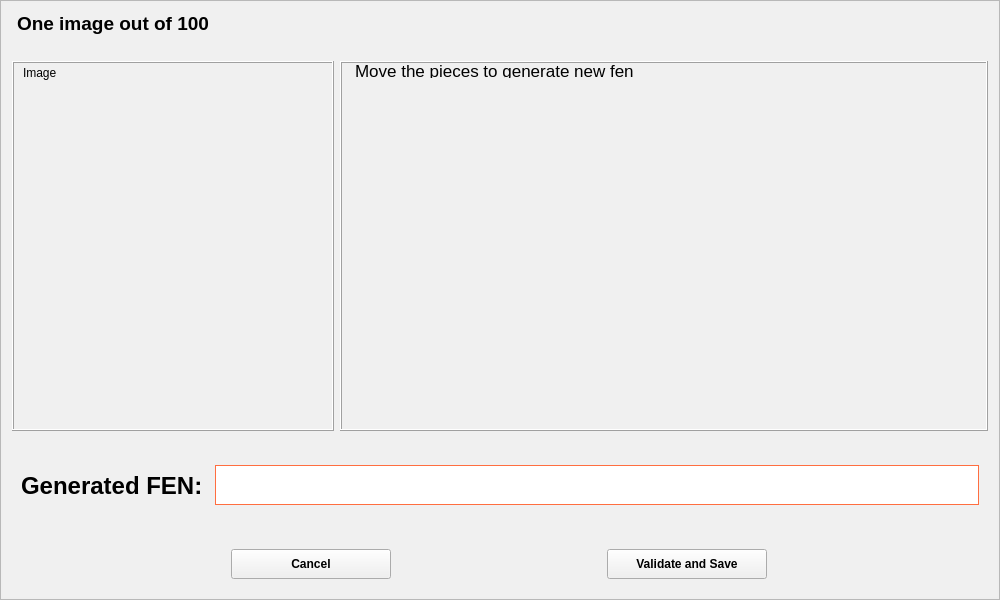
Before: the Qt Designer form ui_files/validation_window.ui in xmoure/validation-app, drawn with Qt 5.
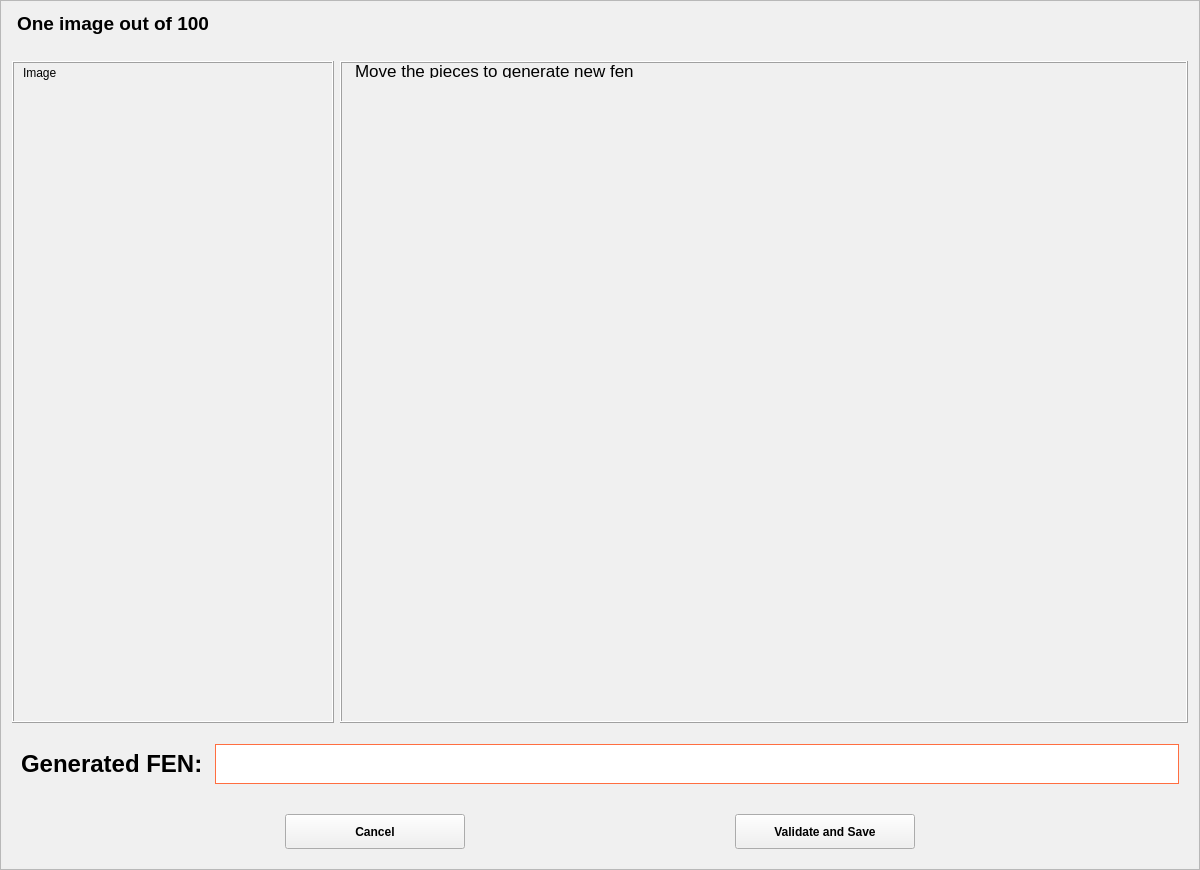
After: the same form once the commit is applied. Icons and pictures are not drawn.

Diff of the .ui file:
```diff
--- a/ui_files/validation_window.ui
+++ b/ui_files/validation_window.ui
@@ -6,10 +6,15 @@
    <rect>
     <x>0</x>
     <y>0</y>
-    <width>1000</width>
-    <height>600</height>
+    <width>1200</width>
+    <height>870</height>
    </rect>
   </property>
+  <property name="font">
+   <font>
+    <family>Arial</family>
+   </font>
+  </property>
   <property name="windowTitle">
    <string>Form</string>
   </property>
@@ -31,6 +36,11 @@
    </property>
    <item>
     <widget class="QFrame" name="central_widget_frame">
+     <property name="font">
+      <font>
+       <family>Arial</family>
+      </font>
+     </property>
      <property name="frameShape">
       <enum>QFrame::StyledPanel</enum>
      </property>
@@ -55,6 +65,11 @@
       </property>
       <item>
        <widget class="QFrame" name="background_frame">
+        <property name="font">
+         <font>
+          <family>Arial</family>
+         </font>
+        </property>
         <property name="styleSheet">
          <string notr="true">background-color: #f0f0f0;</string>
         </property>
@@ -82,6 +97,11 @@
          </property>
          <item>
           <widget class="QFrame" name="content_frame">
+           <property name="font">
+            <font>
+             <family>Arial</family>
+            </font>
+           </property>
            <property name="frameShape">
             <enum>QFrame::NoFrame</enum>
            </property>
@@ -115,6 +135,11 @@
                 <height>370</height>
                </size>
               </property>
+              <property name="font">
+               <font>
+                <family>Arial</family>
+               </font>
+              </property>
               <property name="frameShape">
                <enum>QFrame::NoFrame</enum>
               </property>
@@ -145,6 +170,11 @@
                    <height>350</height>
                   </size>
                  </property>
+                 <property name="font">
+                  <font>
+                   <family>Arial</family>
+                  </font>
+                 </property>
                  <property name="frameShape">
                   <enum>QFrame::Box</enum>
                  </property>
@@ -196,6 +226,11 @@
                       <height>300</height>
                      </size>
                     </property>
+                    <property name="font">
+                     <font>
+                      <family>Arial</family>
+                     </font>
+                    </property>
                     <property name="styleSheet">
                      <string notr="true">margin-top: 20px;</string>
                     </property>
@@ -215,6 +250,11 @@
                    <height>350</height>
                   </size>
                  </property>
+                 <property name="font">
+                  <font>
+                   <family>Arial</family>
+                  </font>
+                 </property>
                  <property name="frameShape">
                   <enum>QFrame::Box</enum>
                  </property>
@@ -259,6 +299,11 @@
                       <height>300</height>
                      </size>
                     </property>
+                    <property name="font">
+                     <font>
+                      <family>Arial</family>
+                     </font>
+                    </property>
                     <property name="frameShape">
                      <enum>QFrame::NoFrame</enum>
                     </property>
@@ -275,9 +320,14 @@
               <property name="maximumSize">
                <size>
                 <width>16777215</width>
-                <height>150</height>
+                <height>70</height>
                </size>
               </property>
+              <property name="font">
+               <font>
+                <family>Arial</family>
+               </font>
+              </property>
               <property name="frameShape">
                <enum>QFrame::NoFrame</enum>
               </property>
@@ -285,6 +335,12 @@
                <enum>QFrame::Raised</enum>
               </property>
               <layout class="QHBoxLayout" name="horizontalLayout_2">
+               <property name="topMargin">
+                <number>0</number>
+               </property>
+               <property name="bottomMargin">
+                <number>0</number>
+               </property>
                <item>
                 <widget class="QLabel" name="generated_fen_label">
                  <property name="font">
@@ -310,6 +366,11 @@
                    <height>40</height>
                   </size>
                  </property>
+                 <property name="font">
+                  <font>
+                   <family>Arial</family>
+                  </font>
+                 </property>
                  <property name="styleSheet">
                   <string notr="true">background-color: white;
 border: 1px solid #ff6e40;
@@ -322,6 +383,17 @@
             </item>
             <item>
              <widget class="QFrame" name="btns_frame">
+              <property name="maximumSize">
+               <size>
+                <width>16777215</width>
+                <height>70</height>
+               </size>
+              </property>
+              <property name="font">
+               <font>
+                <family>Arial</family>
+               </font>
+              </property>
               <property name="frameShape">
                <enum>QFrame::NoFrame</enum>
               </property>
@@ -333,8 +405,8 @@
                 <widget class="QPushButton" name="cancel_validation_btn">
                  <property name="minimumSize">
                   <size>
-                   <width>160</width>
-                   <height>30</height>
+                   <width>180</width>
+                   <height>35</height>
                   </size>
                  </property>
                  <property name="maximumSize">
@@ -375,8 +447,8 @@
                 <widget class="QPushButton" name="save_validation_btn">
                  <property name="minimumSize">
                   <size>
-                   <width>160</width>
-                   <height>30</height>
+                   <width>180</width>
+                   <height>35</height>
                   </size>
                  </property>
                  <property name="maximumSize">
```
Left out of the diff: 4 changed lines with no effect on the pictures.
